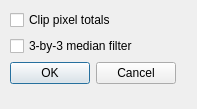
First picture: the form in src/resources/ui_filter_dialog.ui, repository ianthomas23/QACD-quack, before the edit.
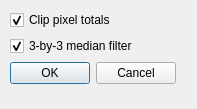
Second picture: the form after the edit.

```diff
--- a/src/resources/ui_filter_dialog.ui
+++ b/src/resources/ui_filter_dialog.ui
@@ -28,6 +28,9 @@
       <property name="text">
        <string>Clip pixel totals</string>
       </property>
+      <property name="checked">
+       <bool>true</bool>
+      </property>
      </widget>
     </item>
     <item row="1" column="0">
@@ -35,6 +38,9 @@
       <property name="text">
        <string>3-by-3 median filter</string>
       </property>
+      <property name="checked">
+       <bool>true</bool>
+      </property>
      </widget>
     </item>
     <item row="2" column="0">
```
